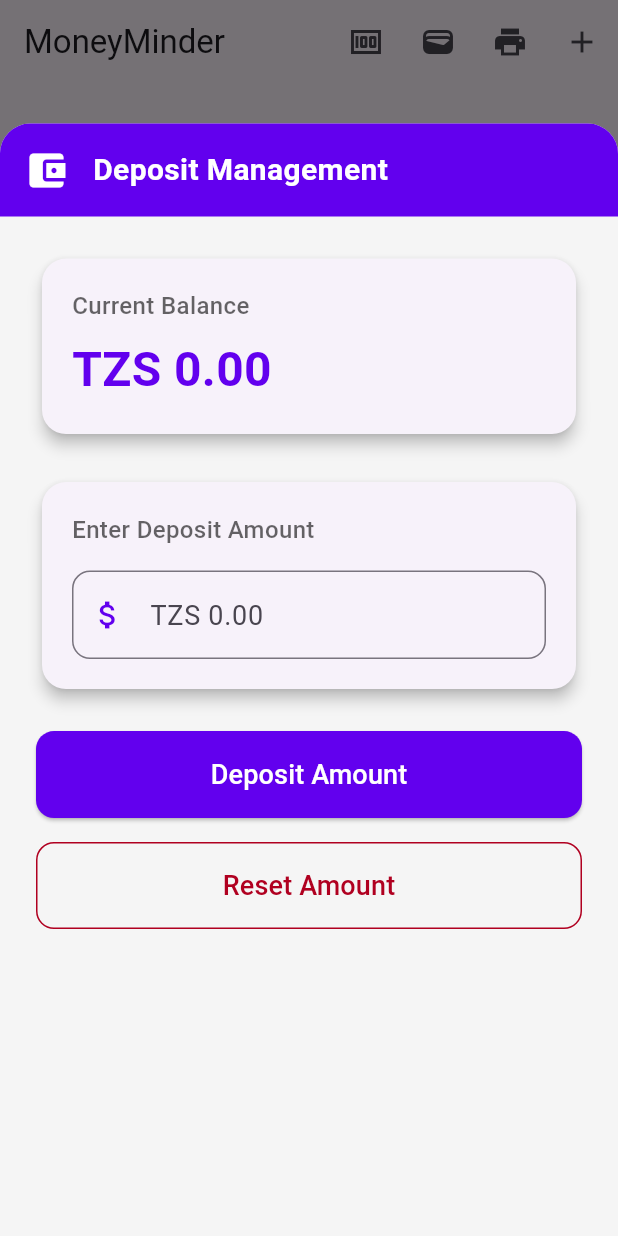
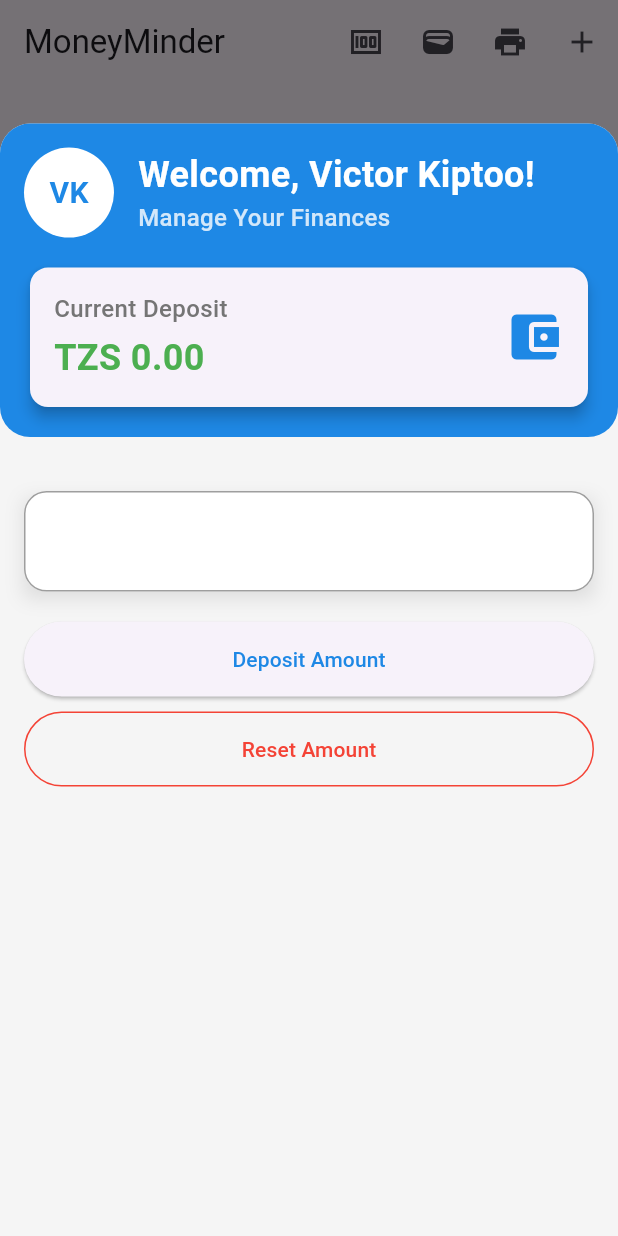
Before and after one commit to V1C70R264/budget_planner, a Flutter app: the screen it shows after launch, after a tap on the "money" icon, on a phone screen of 412 x 824 dp. Run offline on Flutter 3.47's test engine with Material 3 defaults, Android fonts, the phone set to English and light mode, and no system bars; our stand-ins replace fl_chart, flutter_local_notifications, open_file, pdf; project files that could hold a hidden picture were left out.

```diff
--- a/lib/expenses.dart
+++ b/lib/expenses.dart
@@ -21,15 +21,14 @@ class Expenses extends StatefulWidget {
 }
 
 class AppColors {
-  static const Color primary = Color(0xFF6200EE);
-  static const Color primaryVariant = Color(0xFF3700B3);
-  static const Color secondary = Color(0xFF03DAC6);
+  static const Color primary = Color(0xFF1E88E5);
+  static const Color secondary = Color(0xFF00ACC1);
+  static const Color accent = Color(0xFFFF9800);
   static const Color background = Color(0xFFF5F5F5);
-  static const Color surface = Color(0xFFFFFFFF);
-  static const Color error = Color(0xFFB00020);
-  static const Color onPrimary = Color(0xFFFFFFFF);
-  static const Color onBackground = Color(0xFF000000);
-  static const Color onSurface = Color(0xFF000000);
+  static const Color textPrimary = Color(0xFF212121);
+  static const Color textSecondary = Color(0xFF757575);
+  static const Color success = Color(0xFF4CAF50);
+  static const Color error = Color(0xFFF44336);
 }
 
 class _ExpensesState extends State<Expenses> {
@@ -143,12 +142,11 @@ class _ExpensesState extends State<Expenses> {
               Expanded(
                 child: ListView(
                   controller: controller,
-                  padding: EdgeInsets.all(24),
+                  padding: EdgeInsets.all(16),
                   children: [
-                    _buildCurrentBalance(),
-                    SizedBox(height: 24),
+                    SizedBox(height: 20),
                     _buildDepositInput(),
-                    SizedBox(height: 24),
+                    SizedBox(height: 20),
                     _buildActionButtons(),
                   ],
                 ),
@@ -165,95 +163,131 @@ class _ExpensesState extends State<Expenses> {
       padding: EdgeInsets.all(16),
       decoration: BoxDecoration(
         color: AppColors.primary,
-        borderRadius: BorderRadius.vertical(top: Radius.circular(20)),
+        borderRadius: BorderRadius.all(Radius.circular(20)),
       ),
-      child: SafeArea(
-        child: Row(
+      child: Column(
         children: [
-            Icon(Icons.account_balance_wallet, color: AppColors.onPrimary, size: 30),
-            SizedBox(width: 16),
-            Text(
-              'Deposit Management',
+          Row(
+            children: [
+              CircleAvatar(
+                backgroundColor: Colors.white,
+                radius: 30,
+                child: Text(
+                  'VK', // Replace with actual user's initials
                   style: TextStyle(
-                color: AppColors.onPrimary,
                     fontSize: 20,
                     fontWeight: FontWeight.bold,
+                    color: AppColors.primary,
+                  ),
+                ),
+              ),
+              SizedBox(width: 16),
+              Expanded(
+                child: Column(
+                  crossAxisAlignment: CrossAxisAlignment.start,
+                  children: [
+                    Text(
+                      'Welcome, Victor Kiptoo!', // Replace with actual user's full name
+                      style: TextStyle(
+                        fontSize: 24,
+                        fontWeight: FontWeight.bold,
+                        color: Colors.white,
+                      ),
+                    ),
+                    Text(
+                      'Manage Your Finances',
+                      style: TextStyle(
+                        fontSize: 16,
+                        color: Colors.white.withOpacity(0.8),
+                        fontWeight: FontWeight.w500,
                       ),
                     ),
                   ],
                 ),
               ),
-    );
-  }
-
-  Widget _buildCurrentBalance() {
-    return Card(
+            ],
+          ),
+          SizedBox(height: 16),
+          Card(
             elevation: 4,
-      shape: RoundedRectangleBorder(borderRadius: BorderRadius.circular(16)),
+            shape: RoundedRectangleBorder(borderRadius: BorderRadius.circular(12)),
             child: Padding(
-        padding: EdgeInsets.all(20),
-        child: Column(
+              padding: const EdgeInsets.all(16.0),
+              child: Row(
+                mainAxisAlignment: MainAxisAlignment.spaceBetween,
+                children: [
+                  Column(
                     crossAxisAlignment: CrossAxisAlignment.start,
                     children: [
                       Text(
-              'Current Balance',
+                        'Current Deposit',
                         style: TextStyle(
                           fontSize: 16,
                           fontWeight: FontWeight.w500,
-                color: AppColors.onSurface.withOpacity(0.6),
+                          color: AppColors.textSecondary,
                         ),
                       ),
-            SizedBox(height: 8),
+                      SizedBox(height: 4),
                       Text(
                         'TZS ${formatter.format(double.tryParse(_depositAmountController.text) ?? 0)}',
                         style: TextStyle(
-                fontSize: 32,
+                          fontSize: 24,
                           fontWeight: FontWeight.bold,
-                color: AppColors.primary,
+                          color: AppColors.success,
                         ),
                       ),
                     ],
                   ),
+                  Icon(
+                    Icons.account_balance_wallet,
+                    size: 40,
+                    color: AppColors.primary,
+                  ),
+                ],
+              ),
+            ),
+          ),
+        ],
       ),
     );
   }
 
   Widget _buildDepositInput() {
-    return Card(
-      elevation: 4,
-      shape: RoundedRectangleBorder(borderRadius: BorderRadius.circular(16)),
-      child: Padding(
-        padding: EdgeInsets.all(20),
-        child: Column(
-          crossAxisAlignment: CrossAxisAlignment.start,
-          children: [
-            Text(
-              'Enter Deposit Amount',
-              style: TextStyle(
-                fontSize: 16,
-                fontWeight: FontWeight.w500,
-                color: AppColors.onSurface.withOpacity(0.6),
+    return Container(
+      decoration: BoxDecoration(
+        boxShadow: [
+          BoxShadow(
+            color: Colors.black.withOpacity(0.1),
+            blurRadius: 10,
+            offset: const Offset(0, 5),
           ),
+        ],
       ),
-            SizedBox(height: 16),
-            TextFormField(
+      child: TextField(
         controller: _depositAmountController,
         keyboardType: TextInputType.number,
-              style: TextStyle(fontSize: 18, color: AppColors.onSurface),
+
+        style: const TextStyle(fontSize: 18, fontWeight: FontWeight.bold),
         decoration: InputDecoration(
-                hintText: 'TZS 0.00',
-                prefixIcon: Icon(Icons.attach_money, color: AppColors.primary),
+          labelStyle: const TextStyle(color: AppColors.textSecondary),
+          //prefixIcon: const Icon(Icons.attach_money, color: AppColors.primary),
+          prefixText: 'TZS ',
+            prefixStyle: const TextStyle(color: AppColors.primary, fontWeight: FontWeight.bold),
           border: OutlineInputBorder(
-                  borderRadius: BorderRadius.circular(12),
-                  borderSide: BorderSide(color: AppColors.primary),
+            borderRadius: BorderRadius.circular(15),
+            borderSide: BorderSide.none,
           ),
+          filled: true,
+          fillColor: Colors.white,
+          contentPadding: EdgeInsets.symmetric(vertical: 20, horizontal: 15),
           focusedBorder: OutlineInputBorder(
-                  borderRadius: BorderRadius.circular(12),
-                  borderSide: BorderSide(color: AppColors.primary, width: 2),
+            borderRadius: BorderRadius.circular(15),
+            borderSide: BorderSide(color: AppColors.primary, width: 1),
           ),
+          enabledBorder: OutlineInputBorder(
+            borderRadius: BorderRadius.circular(15),
+            borderSide: BorderSide(color: Colors.grey, width: 1),
           ),
-            ),
-          ],
         ),
       ),
     );
@@ -267,25 +301,25 @@ class _ExpensesState extends State<Expenses> {
             Navigator.pop(context);
             _showDepositConfirmation();
           },
-          child: Text('Deposit Amount', style: TextStyle(fontSize: 18)),
+          child: Text('Deposit Amount'),
           style: ElevatedButton.styleFrom(
-            primary: AppColors.primary,
-            onPrimary: AppColors.onPrimary,
-            padding: EdgeInsets.symmetric(vertical: 16),
-            shape: RoundedRectangleBorder(borderRadius: BorderRadius.circular(12)),
-            minimumSize: Size(double.infinity, 55),
+            foregroundColor: AppColors.primary,
+            padding: EdgeInsets.symmetric(vertical: 15),
+            minimumSize: Size(double.infinity, 50),
           ),
         ),
-        SizedBox(height: 16),
+        SizedBox(height: 10),
         OutlinedButton(
-          onPressed: _resetAmount,
-          child: Text('Reset Amount', style: TextStyle(fontSize: 18)),
+          onPressed: () {
+            Navigator.pop(context);
+            _resetAmount();
+          },
+          child: Text('Reset Amount'),
           style: OutlinedButton.styleFrom(
-            primary: AppColors.error,
+            foregroundColor: AppColors.error,
             side: BorderSide(color: AppColors.error),
-            padding: EdgeInsets.symmetric(vertical: 16),
-            shape: RoundedRectangleBorder(borderRadius: BorderRadius.circular(12)),
-            minimumSize: Size(double.infinity, 55),
+            padding: EdgeInsets.symmetric(vertical: 15),
+            minimumSize: Size(double.infinity, 50),
           ),
         ),
       ],
@@ -312,11 +346,64 @@ class _ExpensesState extends State<Expenses> {
   }
 
   void _resetAmount() {
+    final formKey = GlobalKey<FormFieldState>();
+    bool isValidAmount = false;
+
+    showDialog(
+      context: context,
+      builder: (ctx) => StatefulBuilder(
+        builder: (context, setState) {
+          return AlertDialog(
+            title: const Text('Reset Amount'),
+            content: TextFormField(
+              key: formKey,
+              controller: _depositAmountController,
+              keyboardType: TextInputType.number,
+              decoration: const InputDecoration(
+                labelText: 'New Deposit Amount',
+                prefixText: "TZS ",
+              ),
+              autovalidateMode: AutovalidateMode.onUserInteraction,
+              validator: (value) {
+                if (value == null || value.isEmpty) {
+                  return 'Please enter an amount';
+                }
+                double? amount = double.tryParse(value);
+                if (amount == null || amount < balanceRemained) {
+                  return 'Amount less than TZS ${formatter.format(balanceRemained)}';
+                }
+                return null;
+              },
+              onChanged: (value) {
                 setState(() {
-      _depositAmountController.clear();
+                  isValidAmount = formKey.currentState!.validate();
                 });
-    ScaffoldMessenger.of(context).showSnackBar(
-      SnackBar(content: Text('Deposit amount has been reset')),
+              },
+            ),
+            actions: [
+              TextButton(
+                onPressed: () {
+                  Navigator.pop(context);
+                },
+                child: const Text('Cancel'),
+              ),
+              TextButton(
+                onPressed: isValidAmount
+                    ? () {
+                        double newAmount = double.tryParse(_depositAmountController.text) ?? 0;
+                        this.setState(() {
+                          balanceRemained = newAmount;
+                        });
+                        Navigator.pop(context); // Close the dialog
+                        Navigator.pop(context); // Return to the expenses screen
+                      }
+                    : null,
+                child: const Text('Confirm'),
+              ),
+            ],
+          );
+        }
+      ),
     );
   }
 
```
Lines whose indentation alone changed are shown as unchanged.
